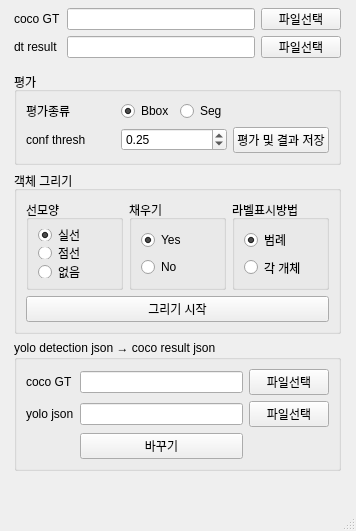
Qt form dtsummary/summary_ui.ui (zmfkzj/detection_summary) before a commit.
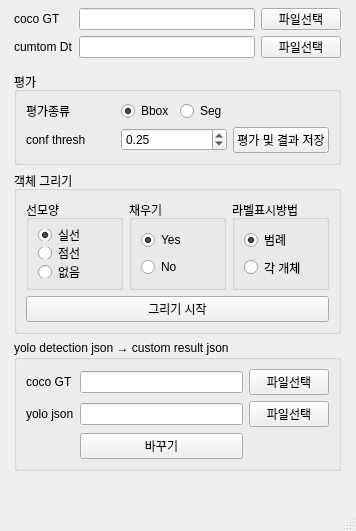
The same form after that commit.

The edit to the form file:
```diff
--- a/dtsummary/summary_ui.ui
+++ b/dtsummary/summary_ui.ui
@@ -132,7 +132,7 @@
      <item row="4" column="1">
       <widget class="QGroupBox" name="gridGroupBox_2">
        <property name="title">
-        <string>yolo detection json → coco result json</string>
+        <string>yolo detection json → custom result json</string>
        </property>
        <layout class="QGridLayout" name="gridLayout_7">
         <item row="1" column="0">
@@ -201,7 +201,7 @@
        <item row="1" column="0">
         <widget class="QLabel" name="label_2">
          <property name="text">
-          <string>dt result</string>
+          <string>cumtom Dt</string>
          </property>
         </widget>
        </item>
```
